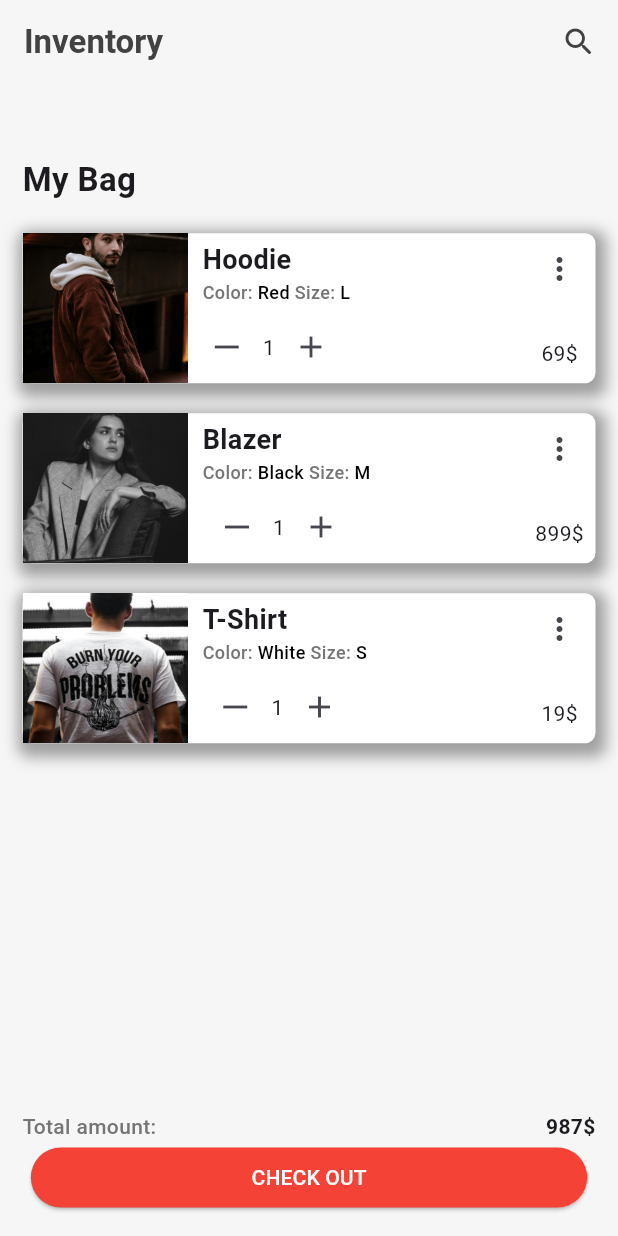
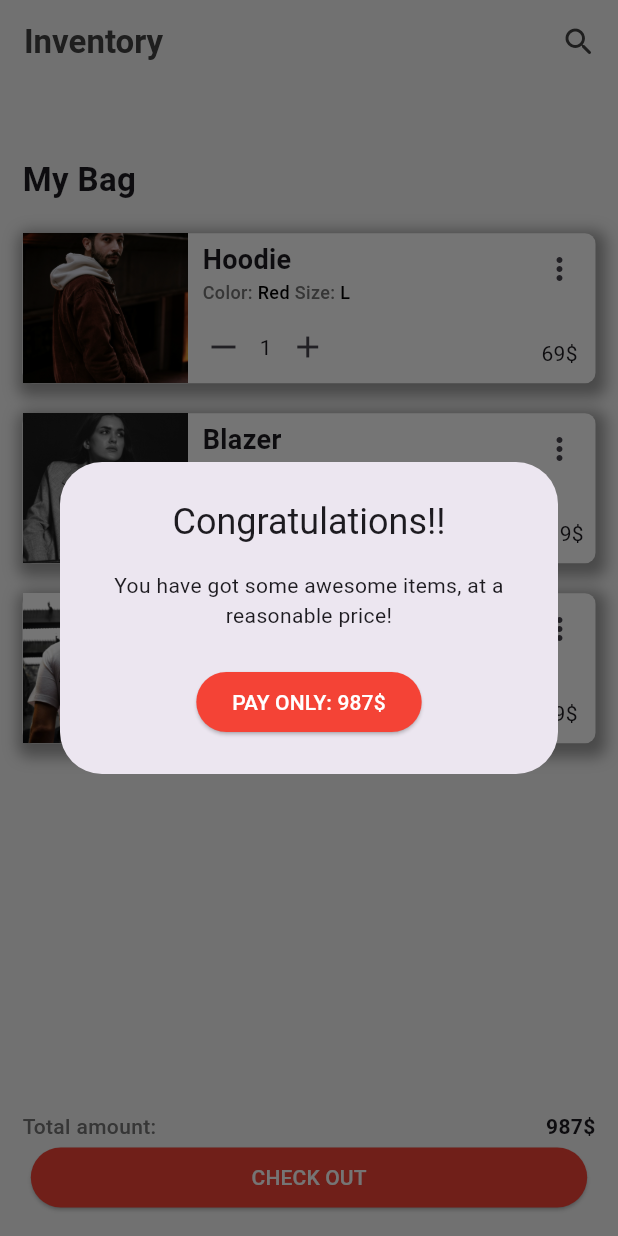
Before and after one commit to m-mhe/Flutter_assignment, a Flutter app: the screen it shows after launch, after a tap on the "horizontal rule" icon, after a tap on the "add" icon, after a tap on "CHECK OUT", on a phone screen of 412 x 824 dp. Run offline on Flutter 3.47's test engine with Material 3 defaults, Android fonts, the phone set to English and light mode, and no system bars.

Commit message:
All good, but code comments is missing

```diff
--- a/assignment_three/lib/inventory.dart
+++ b/assignment_three/lib/inventory.dart
@@ -80,13 +80,76 @@ class _InventoryScreenState extends State<InventoryScreen> {
       setState(() {
         _cardOneItemAmount++;
       },);
+    if (_cardOneItemAmount%5 ==0){
+      showDialog(context: context, builder: (context){
+        return AlertDialog(
+          actionsAlignment: MainAxisAlignment.center,
+          title: const Center(child: Text('Congratulations!')),
+          content: Text('You have added total $_cardOneItemAmount Hoodie on your bag!', textAlign: TextAlign.center,),
+          actions: [
+            ElevatedButton(
+              onPressed: () {
+                Navigator.pop(context);
+              },
+              style: ElevatedButton.styleFrom(
+                  padding: EdgeInsets.symmetric(
+                      horizontal: MediaQuery.sizeOf(context).width / 5),
+                  backgroundColor: Colors.red,
+                  foregroundColor: Colors.white),
+              child: const Text('OKAY'),),
+          ],
+        );
+      },);
+    }
     }else if(number==2){
       setState(() {
         _cardTwoItemAmount++;
+        if (_cardTwoItemAmount%5 ==0){
+          showDialog(context: context, builder: (context){
+            return AlertDialog(
+              actionsAlignment: MainAxisAlignment.center,
+              title: const Center(child: Text('Congratulations!')),
+              content: Text('You have added total $_cardTwoItemAmount Blazer on your bag!', textAlign: TextAlign.center,),
+              actions: [
+                ElevatedButton(
+                  onPressed: () {
+                    Navigator.pop(context);
+                  },
+                  style: ElevatedButton.styleFrom(
+                      padding: EdgeInsets.symmetric(
+                          horizontal: MediaQuery.sizeOf(context).width / 5),
+                      backgroundColor: Colors.red,
+                      foregroundColor: Colors.white),
+                  child: const Text('OKAY'),),
+              ],
+            );
+          },);
+        }
       },);
     }else if(number==3){
       setState(() {
         _cardThreeItemAmount++;
+        if (_cardThreeItemAmount%5 ==0){
+          showDialog(context: context, builder: (context){
+            return AlertDialog(
+              actionsAlignment: MainAxisAlignment.center,
+              title: const Center(child: Text('Congratulations!')),
+              content: Text('You have added total $_cardThreeItemAmount T-Shirt on your bag!', textAlign: TextAlign.center,),
+              actions: [
+                ElevatedButton(
+                  onPressed: () {
+                    Navigator.pop(context);
+                  },
+                  style: ElevatedButton.styleFrom(
+                      padding: EdgeInsets.symmetric(
+                          horizontal: MediaQuery.sizeOf(context).width / 5),
+                      backgroundColor: Colors.red,
+                      foregroundColor: Colors.white),
+                  child: const Text('OKAY'),),
+              ],
+            );
+          },);
+        }
       });
     }
   }
@@ -112,13 +175,31 @@ class _InventoryScreenState extends State<InventoryScreen> {
     return Padding(
               padding: const EdgeInsets.only(bottom: 15),
               child: ElevatedButton(
-                  onPressed: () {},
+                  onPressed: () {
+                    showDialog(context: context, builder: (context){
+                      return AlertDialog(
+                        actionsAlignment: MainAxisAlignment.center,
+                        title: const Center(child: Text('Congratulations!!')),
+                        content: const Text('You have got some awesome items, at a reasonable price!', textAlign: TextAlign.center,),
+                        actions: [
+                          ElevatedButton(
+                            onPressed: () {
+                              Navigator.pop(context);
+                            },
+                            style: ElevatedButton.styleFrom(
+                                backgroundColor: Colors.red,
+                                foregroundColor: Colors.white),
+                            child: Text('PAY ONLY: ${(_cardOneItemAmount*_cardOneAmount)+(_cardTwoItemAmount*_cardTwoAmount)+(_cardThreeItemAmount*_cardThreeAmount)}\$'),),
+                        ],
+                      );
+                    },);
+                  },
                   style: ElevatedButton.styleFrom(
                       padding: EdgeInsets.symmetric(
                           horizontal: MediaQuery.sizeOf(context).width / 2.8),
                       backgroundColor: Colors.red,
                       foregroundColor: Colors.white),
-                  child: const Text('CHECK OUT')),
+                  child: const Text('CHECK OUT'),),
             );
   }
 
@@ -127,14 +208,14 @@ class _InventoryScreenState extends State<InventoryScreen> {
               padding: const EdgeInsets.only(left: 15, right: 15),
               child: Row(
                 mainAxisAlignment: MainAxisAlignment.spaceBetween,
-                children: [Text('Total amount:',style: TextStyle(color: Colors.grey[600], fontWeight: FontWeight.w500),), Text('${(_cardOneItemAmount*_cardOneAmount)+(_cardTwoItemAmount*_cardTwoAmount)+(_cardThreeItemAmount*_cardThreeAmount)}\$', style: TextStyle(fontWeight: FontWeight.w600),)],
+                children: [Text('Total amount:',style: TextStyle(color: Colors.grey[600], fontWeight: FontWeight.w500),), Text('${(_cardOneItemAmount*_cardOneAmount)+(_cardTwoItemAmount*_cardTwoAmount)+(_cardThreeItemAmount*_cardThreeAmount)}\$', style: const TextStyle(fontWeight: FontWeight.w600),)],
               ),
             );
   }
 
   Padding _myBagText() {
-    return Padding(
-                padding: const EdgeInsets.only(left: 15),
+    return const Padding(
+                padding: EdgeInsets.only(left: 15),
                 child: Text(
                   'My Bag',
                   style: TextStyle(fontSize: 22, fontWeight: FontWeight.w600),
@@ -144,14 +225,14 @@ class _InventoryScreenState extends State<InventoryScreen> {
 
   AppBar _inventoryAppBar() {
     return AppBar(
-      title: Text(
+      title: const Text(
         'Inventory',
         style:
             TextStyle(fontWeight: FontWeight.w600,),
       ),
-      actions: [
+      actions: const [
         Padding(
-          padding: const EdgeInsets.only(right: 14),
+          padding: EdgeInsets.only(right: 14),
           child: Icon(
             Icons.search_rounded,
           ),
@@ -174,9 +255,9 @@ class _InventoryScreenState extends State<InventoryScreen> {
       padding: const EdgeInsets.only(left: 15, right: 15, top: 20),
       child: Container(
         decoration: BoxDecoration(
-            color: Color(0xffffffff),
+            color: const Color(0xffffffff),
             borderRadius: BorderRadius.circular(7),
-            boxShadow: [
+            boxShadow: const [
               BoxShadow(
                   color: Colors.grey,
                   spreadRadius: 5,
@@ -201,6 +282,7 @@ class _InventoryScreenState extends State<InventoryScreen> {
                 ),
                 Column(
                   mainAxisAlignment: MainAxisAlignment.spaceBetween,
+                  crossAxisAlignment: CrossAxisAlignment.start,
                   children: [
                     Column(
                       crossAxisAlignment: CrossAxisAlignment.start,
@@ -209,7 +291,7 @@ class _InventoryScreenState extends State<InventoryScreen> {
                           padding: const EdgeInsets.only(left: 10, top: 5),
                           child: Text(
                             itemName,
-                            style: TextStyle(
+                            style: const TextStyle(
                                 fontWeight: FontWeight.w600, fontSize: 18),
                           ),
                         ),
@@ -226,7 +308,7 @@ class _InventoryScreenState extends State<InventoryScreen> {
                               ),
                               Text(
                                 itemColor,
-                                style: TextStyle(
+                                style: const TextStyle(
                                   fontSize: 12,
                                   fontWeight: FontWeight.w500,
                                   color: Colors.black,
@@ -241,7 +323,7 @@ class _InventoryScreenState extends State<InventoryScreen> {
                               ),
                               Text(
                                 itemSize,
-                                style: TextStyle(
+                                style: const TextStyle(
                                   fontSize: 12,
                                   fontWeight: FontWeight.w500,
                                   color: Colors.black,
@@ -255,11 +337,11 @@ class _InventoryScreenState extends State<InventoryScreen> {
                     Row(
                       children: [
                         IconButton(
-                          padding: EdgeInsets.all(0),
+                          padding: const EdgeInsets.all(0),
                           onPressed: (){
                             _sub(cardNumberForFunction);
                           },
-                          icon: Icon(
+                          icon: const Icon(
                             Icons.horizontal_rule,
                           ),
                         ),
@@ -267,11 +349,11 @@ class _InventoryScreenState extends State<InventoryScreen> {
                           cardNumber.toString(),
                         ),
                         IconButton(
-                          padding: EdgeInsets.all(0),
+                          padding: const EdgeInsets.all(0),
                           onPressed: () {
                             _add(cardNumberForFunction);
                           },
-                          icon: Icon(Icons.add),
+                          icon: const Icon(Icons.add),
                         )
                       ],
                     )
@@ -283,7 +365,7 @@ class _InventoryScreenState extends State<InventoryScreen> {
               mainAxisAlignment: MainAxisAlignment.spaceBetween,
               children: [
                 IconButton(
-                    onPressed: () {}, icon: Icon(Icons.more_vert_rounded)),
+                    onPressed: () {}, icon: const Icon(Icons.more_vert_rounded)),
                 Padding(
                   padding: const EdgeInsets.only(bottom: 10),
                   child: Text(itemPrice),
```
